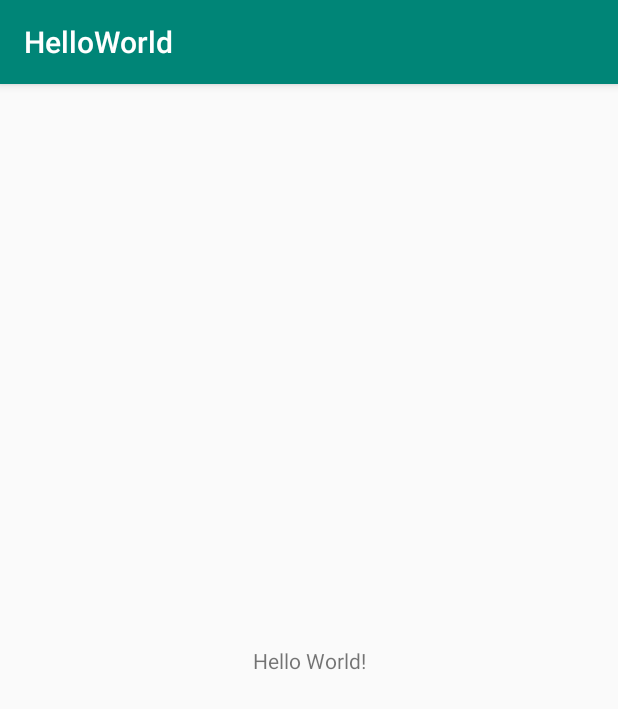
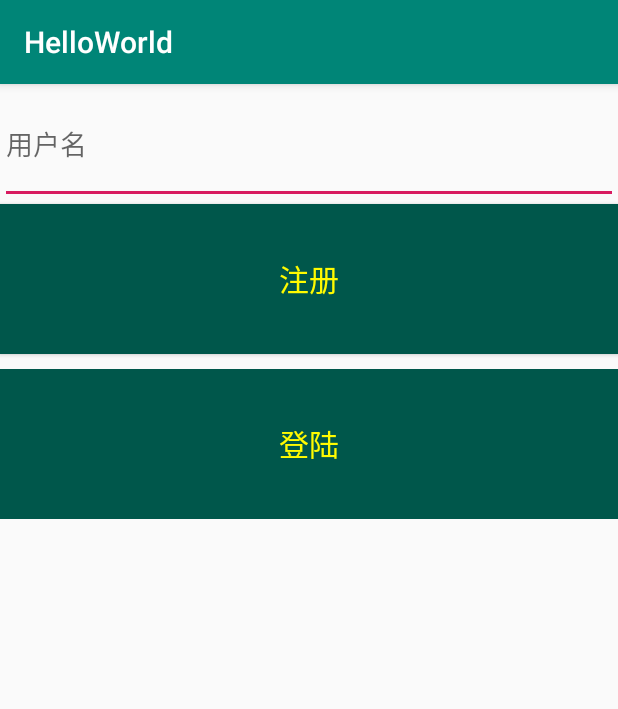
Before and after one commit to Stephc0211/HelloWorld, an Android app: the screen it shows after launch (MainActivity before the commit, LoginActivity after it), on a phone screen of 412 x 824 dp. Shown: the top 709 px of the screen. Run offline under Robolectric (Android 15) with nearby library versions, the phone set to English and light mode, and no system bars.

Commit message:
owen_class_two : Activity的基本用法，Intent的基本用法；

```diff
--- a/app/src/main/AndroidManifest.xml
+++ b/app/src/main/AndroidManifest.xml
@@ -10,12 +10,17 @@
         android:supportsRtl="true"
         android:theme="@style/AppTheme" >
         <activity android:name=".MainActivity" >
+
+        </activity>
+
+        <activity android:name=".Owen.LoginActivity">
             <intent-filter>
                 <action android:name="android.intent.action.MAIN" />
 
                 <category android:name="android.intent.category.LAUNCHER" />
             </intent-filter>
         </activity>
+
     </application>
 
 </manifest>
--- /dev/null
+++ b/app/src/main/java/com/example/helloworld/Owen/LoginActivity.java
@@ -0,0 +1,91 @@
+package com.example.helloworld.Owen;
+
+import android.content.Intent;
+import android.os.Bundle;
+import android.text.TextUtils;
+import android.util.Log;
+import android.view.View;
+import android.view.Window;
+import android.widget.Button;
+import android.widget.EditText;
+import android.widget.TextView;
+import android.widget.Toast;
+
+import androidx.annotation.Nullable;
+import androidx.appcompat.app.AppCompatActivity;
+
+import com.example.helloworld.MainActivity;
+import com.example.helloworld.R;
+
+import static com.example.helloworld.MainActivity.KEY_USER_NAME;
+
+
+public class LoginActivity extends AppCompatActivity {
+
+    private static final String TAG = "LoginActivity";
+
+    public static final int REQUEST_CODE_LOGIN = 100;
+
+    private Button mBtnRegister;
+    private TextView mTvLogin;
+    private EditText mEtUserName;
+
+    private String mUserName;
+
+    @Override
+    protected void onCreate(@Nullable Bundle savedInstanceState) {
+        super.onCreate(savedInstanceState);
+        requestWindowFeature(Window.FEATURE_NO_TITLE);
+        setContentView(R.layout.activity_login);
+
+        mBtnRegister = findViewById(R.id.btn_register);
+        mTvLogin = findViewById(R.id.tv_login);
+        mEtUserName = findViewById(R.id.et_user_name);
+
+        mBtnRegister.setOnClickListener(new View.OnClickListener() {
+            @Override
+            public void onClick(View view) {
+                Toast.makeText(LoginActivity.this,"我点击了注册按钮",Toast.LENGTH_SHORT).show();
+            }
+        });
+
+        mTvLogin.setOnClickListener(new View.OnClickListener() {
+            @Override
+            public void onClick(View view) {
+                // 关闭Activity
+               // finish();
+                if (!TextUtils.isEmpty(mEtUserName.getText())) {
+                    mUserName = mEtUserName.getText().toString().trim();
+                }
+                // 跳转到MainActivity
+//                Intent intent = new Intent(LoginActivity.this, MainActivity.class);
+//                intent.putExtra("username",mUserName);
+//                startActivity(intent);
+
+//                MainActivity.start(LoginActivity.this,mUserName,0);
+
+                Intent intent = new Intent(LoginActivity.this, MainActivity.class);
+                intent.putExtra(KEY_USER_NAME,mUserName);
+                startActivityForResult(intent,REQUEST_CODE_LOGIN);
+
+
+            }
+        });
+
+
+    }
+
+    @Override
+    protected void onActivityResult(int requestCode, int resultCode, @Nullable Intent data) {
+        if (resultCode == RESULT_OK){
+            if (requestCode == REQUEST_CODE_LOGIN){
+                String mUserName = data.getStringExtra(KEY_USER_NAME);
+                Log.d(TAG, "onActivityResult: " + mUserName);
+                Toast.makeText(LoginActivity.this,"我收到了返回值 : "
+                        + mUserName ,Toast.LENGTH_SHORT).show();
+            }
+        }
+
+        super.onActivityResult(requestCode, resultCode, data);
+    }
+}
--- /dev/null
+++ b/app/src/main/res/layout/activity_login.xml
@@ -0,0 +1,38 @@
+<?xml version="1.0" encoding="utf-8"?>
+<LinearLayout
+    xmlns:android="http://schemas.android.com/apk/res/android"
+    android:orientation="vertical"
+    android:layout_width="match_parent"
+    android:layout_height="match_parent">
+
+    <EditText
+        android:id="@+id/et_user_name"
+        android:layout_width="match_parent"
+        android:layout_height="80dp"
+        android:hint="@string/activity_login_et_hint_username"
+        />
+
+    <Button
+        android:id="@+id/btn_register"
+        android:layout_width="match_parent"
+        android:layout_height="100dp"
+        android:background="@color/colorPrimaryDark"
+        android:text="@string/activity_login_tv_register"
+        android:textColor="@color/color_btn_tv_yellow"
+        android:textAllCaps="false"
+        android:textSize="20sp"
+        />
+
+    <TextView
+        android:id="@+id/tv_login"
+        android:layout_width="match_parent"
+        android:layout_height="100dp"
+        android:layout_marginTop="10dp"
+        android:background="@color/colorPrimaryDark"
+        android:text="@string/activity_login_tv_login"
+        android:textColor="@color/color_btn_tv_yellow"
+        android:gravity="center"
+        android:textSize="20sp"
+        />
+
+</LinearLayout>
--- a/app/src/main/res/layout/activity_main.xml
+++ b/app/src/main/res/layout/activity_main.xml
@@ -1,19 +1,39 @@
 <?xml version="1.0" encoding="utf-8"?>
-<androidx.constraintlayout.widget.ConstraintLayout
+<LinearLayout
     xmlns:android="http://schemas.android.com/apk/res/android"
     xmlns:tools="http://schemas.android.com/tools"
-    xmlns:app="http://schemas.android.com/apk/res-auto"
     android:layout_width="match_parent"
     android:layout_height="match_parent"
-    tools:context=".MainActivity">
+    android:orientation="vertical"
+    tools:context=".MainActivity"
+    android:background="@color/color_btn_tv_yellow">
 
     <TextView
-        android:layout_width="wrap_content"
-        android:layout_height="wrap_content"
-        android:text="Hello World!"
-        app:layout_constraintBottom_toBottomOf="parent"
-        app:layout_constraintLeft_toLeftOf="parent"
-        app:layout_constraintRight_toRightOf="parent"
-        app:layout_constraintTop_toTopOf="parent" />
+        android:id="@+id/tv_user_name"
+        android:layout_width="match_parent"
+        android:layout_height="80dp"
+        android:textSize="20sp"
+        android:textColor="@color/colorPrimary"
+        android:textAllCaps="false"
+        android:gravity="center"
+        android:text="@string/app_name"
+        android:layout_marginTop="10dp"
+        android:background="@color/color_btn_bg_white"
+        />
 
-</androidx.constraintlayout.widget.ConstraintLayout>
+    <Button
+        android:id="@+id/btn_logout"
+        android:layout_width="match_parent"
+        android:layout_height="80dp"
+        android:textSize="20sp"
+        android:textColor="@color/colorPrimary"
+        android:textAllCaps="false"
+        android:gravity="center"
+        android:text="@string/activity_main_tv_logout"
+        android:layout_marginTop="10dp"
+        android:background="@color/color_btn_bg_white"
+        />
+
+
+
+</LinearLayout>
--- a/app/src/main/res/values/colors.xml
+++ b/app/src/main/res/values/colors.xml
@@ -3,4 +3,14 @@
     <color name="colorPrimary">#008577</color>
     <color name="colorPrimaryDark">#00574B</color>
     <color name="colorAccent">#D81B60</color>
+
+    <color name="color_btn_bg_white">#FFFFFF</color>
+    <color name="color_btn_bg_black">#000000</color>
+
+   <!-- 0-9 A B C D E F -->
+    <color name="color_btn_tv_yellow">#FFFB00</color>
+
+
+
+
 </resources>
--- a/app/src/main/res/values/strings.xml
+++ b/app/src/main/res/values/strings.xml
@@ -1,3 +1,14 @@
 <resources>
     <string name="app_name">HelloWorld</string>
+
+    <!-- login_activity -->
+    <string name="activity_login_et_hint_username">用户名</string>
+    <string name="activity_login_tv_register">注册</string>
+    <string name="activity_login_tv_login">登陆</string>
+
+    <!-- main_activity -->
+    <string name="activity_main_tv_logout">退出</string>
+
+
+
 </resources>
```
Also changed, not shown: app/src/main/java/com/example/helloworld/MainActivity.java (+50 -0 lines).
